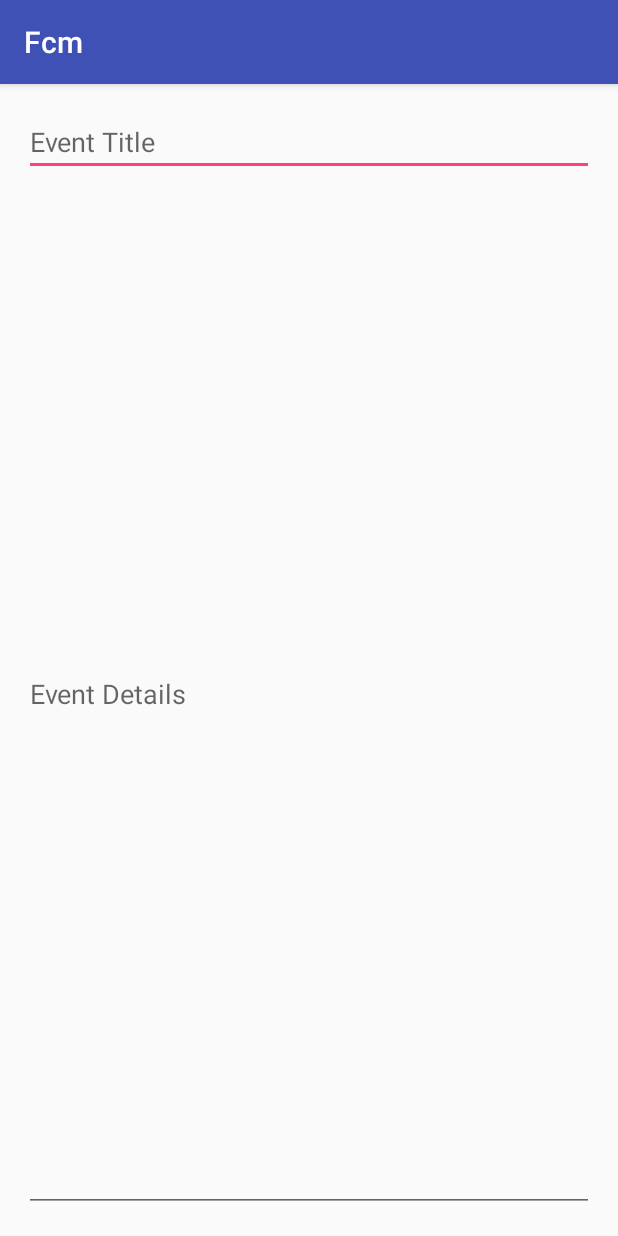
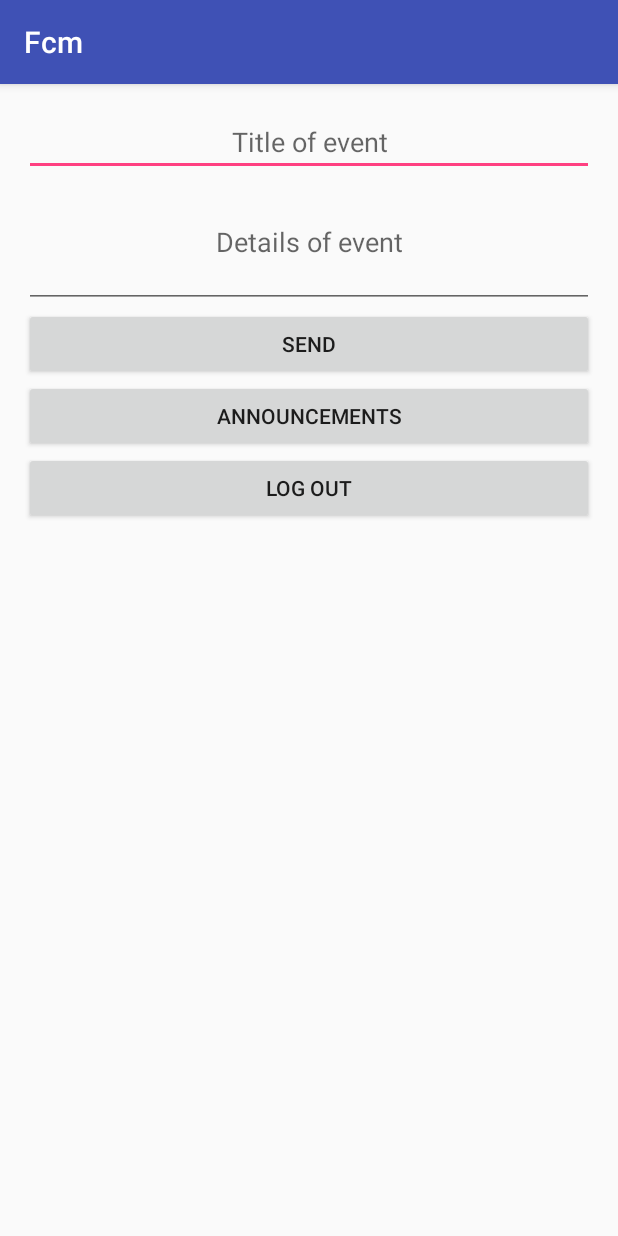
Before and after one commit to Staffone9/UpToSomethingNew, an Android app: the screen it shows after launch once a user with an empty profile is signed in (MainActivity), on a phone screen of 412 x 824 dp. Run offline under Robolectric (Android 15) with nearby library versions, the phone set to English and light mode, and no system bars; our stand-ins replace Firebase (no records; nobody signed in at launch, a user with empty details on screens opened directly); 2 statements that could not run were skipped.

Commit message:
Just some UI changes

```diff
--- a/app/src/main/res/layout/activity_main.xml
+++ b/app/src/main/res/layout/activity_main.xml
@@ -9,27 +9,33 @@
     android:paddingRight="@dimen/activity_horizontal_margin"
     android:paddingTop="@dimen/activity_vertical_margin"
     tools:context="com.example.staffonechristian.fcm.MainActivity">
+
     <LinearLayout
         android:layout_width="match_parent"
         android:layout_height="match_parent"
         android:orientation="vertical"
-        android:weightSum="1">
+        android:layout_alignParentTop="true"
+        android:layout_alignParentLeft="true"
+        android:layout_alignParentStart="true">
 
         <EditText
             android:id="@+id/titleId"
             android:layout_width="match_parent"
             android:layout_height="wrap_content"
-            android:hint="Event Title"
-            android:textSize="18sp"/>
+            android:hint="Title of event"
+            android:layout_gravity="center"
+            android:gravity="center"/>
 
         <EditText
             android:id="@+id/detailId"
             android:layout_width="match_parent"
-            android:layout_height="match_parent"
+            android:layout_height="wrap_content"
             android:layout_below="@+id/titleId"
-            android:maxLines="3"
-            android:hint="Event Details"
-            android:textSize="18sp" />
+            android:inputType="textMultiLine"
+            android:lines="3"
+            android:hint="Details of event"
+            android:layout_gravity="center"
+            android:gravity="center"/>
 
         <Button
             android:id="@+id/btnSend"
@@ -37,7 +43,9 @@
             android:layout_height="wrap_content"
             android:layout_below="@+id/detailId"
             android:text="Send"
-            android:onClick="SendNotification" />
+            android:onClick="SendNotification"
+            android:layout_gravity="center"
+            android:gravity="center"/>
 
         <Button
             android:id="@+id/btnRecycle"
@@ -45,7 +53,9 @@
             android:layout_height="wrap_content"
             android:layout_below="@+id/SendId"
             android:text="Announcements"
-            android:onClick="OpenAnnouncement" />
+            android:onClick="OpenAnnouncement"
+            android:layout_gravity="center"
+            android:gravity="center"/>
 
         <Button
             android:id="@+id/btnLogout"
@@ -53,6 +63,5 @@
             android:layout_height="wrap_content"
             android:text="Log out"
             android:onClick="LogoutMethod" />
-
     </LinearLayout>
 </RelativeLayout>
```
